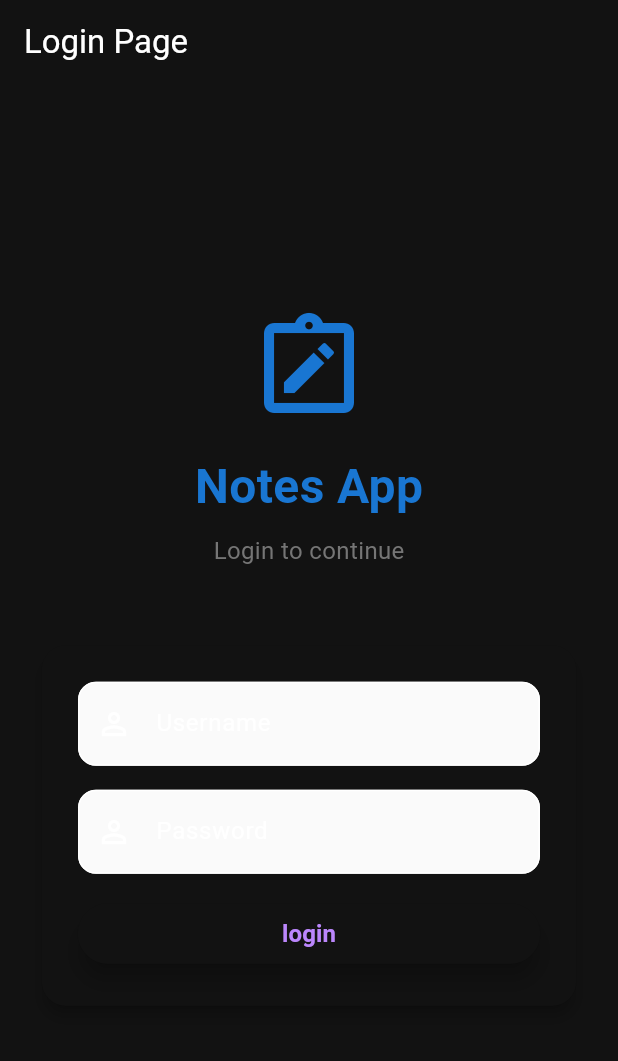
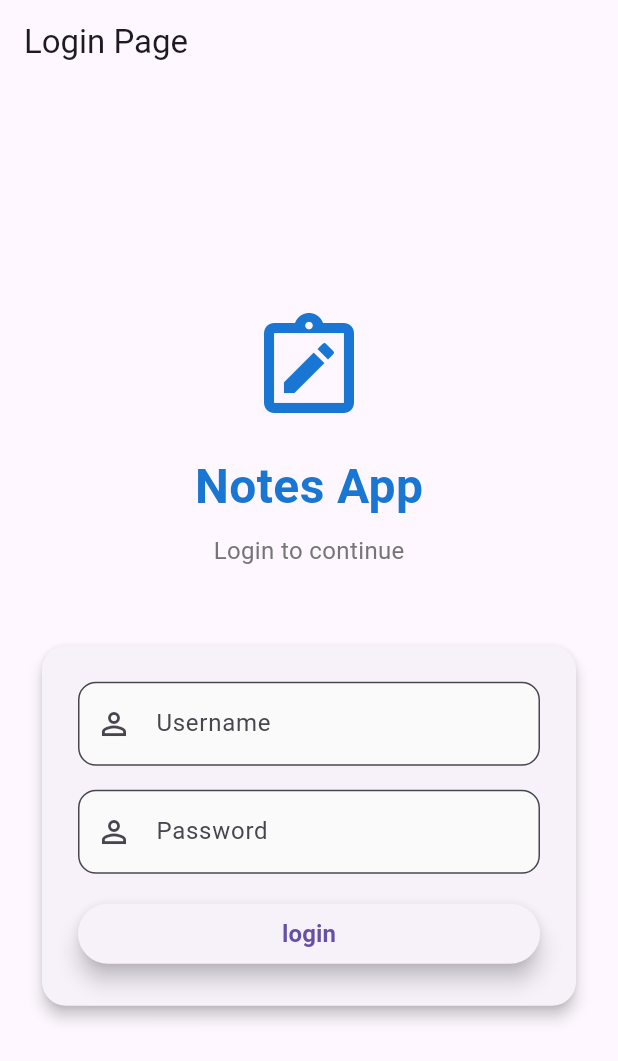
Before and after one commit to yuvanchanthar/notesapplication, a Flutter app: the screen it shows after launch, on a phone screen of 412 x 824 dp. Shown: the top 1061 px of the screen. Run offline on Flutter 3.47's test engine with Material 3 defaults, Android fonts, the phone set to English and light mode, and no system bars; our stand-ins replace shared_preferences.

Commit message:
initial commit

```diff
--- a/lib/main.dart
+++ b/lib/main.dart
@@ -18,7 +18,7 @@ class MainApp extends StatelessWidget {
   @override
   Widget build(BuildContext context) {
     return  MaterialApp(
-      theme: ThemeData(colorScheme: ColorScheme.dark()),
+      //theme: ThemeData(colorScheme: ColorScheme.dark()),
 
       debugShowCheckedModeBanner: false,
       home: InitialScreen()
```
Also changed, not shown: lib/features/notes/widgets/note_card.dart (line endings or trailing spaces).
